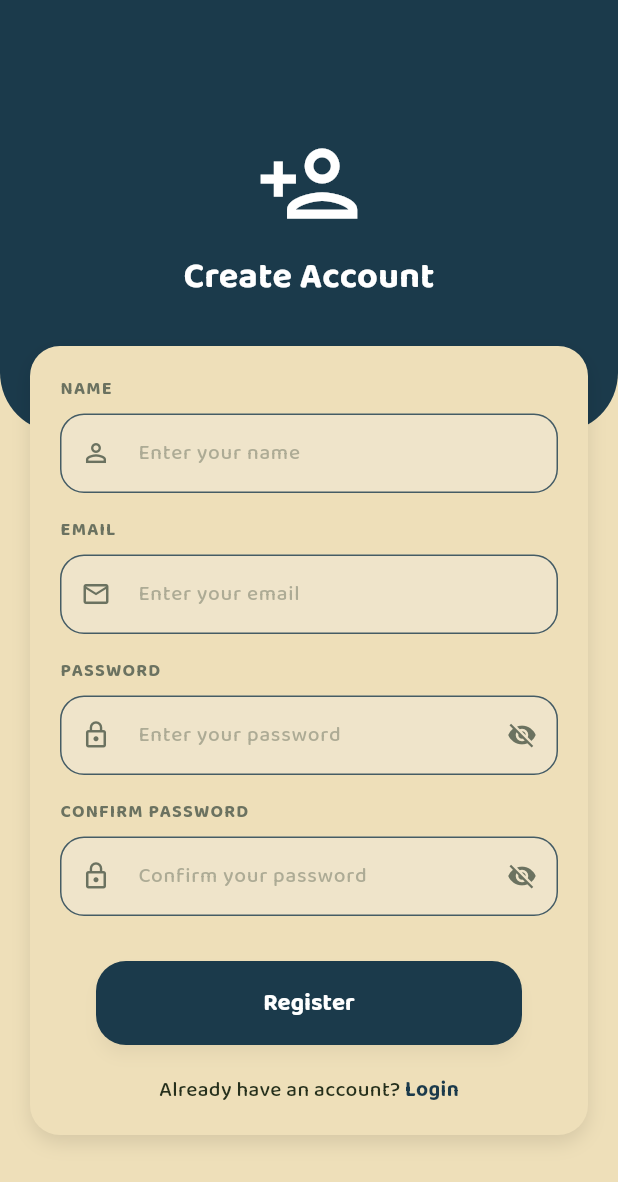
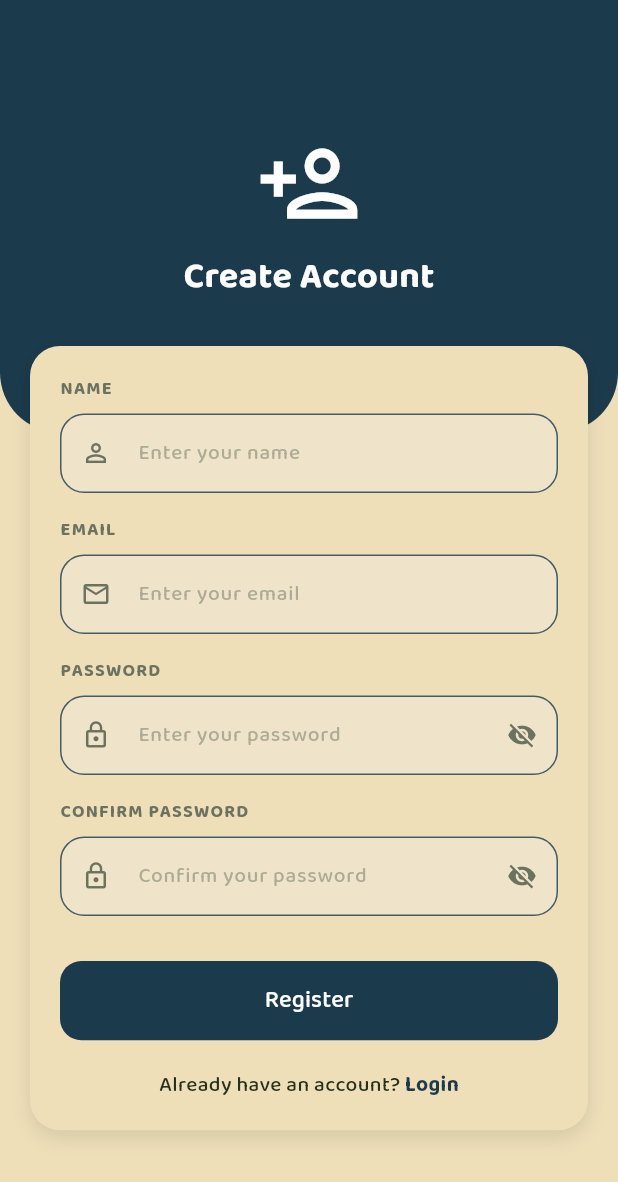
Before and after one commit to tokaahmed345/daleeli, a Flutter app: the RegisterScreen screen opened by its route, on a phone screen of 412 x 824 dp. Shown: the top 1182 px of the screen. Run offline on Flutter 3.47's test engine with Material 3 defaults, Android fonts, the phone set to English and light mode, and no system bars; our stand-ins replace bloc, cached_network_image, cloud_firestore, dartz, dio, equatable and 14 more; accounts and stored records are empty.

Commit message:
fix some error

```diff
--- a/lib/core/utils/widgets/custom_elevated_button.dart
+++ b/lib/core/utils/widgets/custom_elevated_button.dart
@@ -1,56 +1,72 @@
 import 'package:daleeli/core/utils/colors/app_colors.dart';
 import 'package:daleeli/core/utils/styles/app_style.dart';
 import 'package:flutter/material.dart';
+import 'package:flutter_screenutil/flutter_screenutil.dart';
 
 class CustomElevatedButton extends StatelessWidget {
-  final String text;
-  final VoidCallback onTap;
-  final  IconData? icon;
-  final Color ? backgroundColor;
-  final Color ? textColor;
-
-  const CustomElevatedButton( {
+  const CustomElevatedButton({
     super.key,
     required this.text,
-    required this.onTap,
-    this.icon,
-this.textColor,
-    this.backgroundColor,
+    this.onTap,
+    this.isLoading = false,
+    this.width,
+    this.height,
+    this.prefixIcon,
+    this.suffixIcon,
+    this.foreground,
+    this.background,
+    this.borderColor,
+    this.borderWidth,
   });
+
+  final String text;
+  final VoidCallback? onTap;
+  final bool isLoading;
+  final double? width;
+  final double? height;
+  final Widget? prefixIcon;
+  final Widget? suffixIcon;
+  final Color? foreground;
+  final Color? background;
+  final Color? borderColor;
+  final double? borderWidth;
 
   @override
   Widget build(BuildContext context) {
-    return Padding(
-      padding: const EdgeInsets.symmetric(horizontal: 24.0),
-      child: SizedBox(
-        width: double.infinity,
-        height: 56,
+    final Color buttonBackground = background ?? AppColors.primary;
+
+    final Color buttonForeground = foreground ?? AppColors.approveLightBg;
+
+    return SizedBox(
+      width: width ?? double.infinity,
+      height: height ?? 52.h,
       child: ElevatedButton(
-          onPressed: onTap,
+        onPressed: isLoading ? null : onTap,
         style: ElevatedButton.styleFrom(
-            backgroundColor:backgroundColor?? AppColors.primary,
-            elevation: 4,
-            shadowColor: AppColors.blackColor.withOpacity(0.2),
+          backgroundColor: buttonBackground,
+          disabledBackgroundColor: isLoading
+              ? buttonBackground
+              : AppColors.darkSurface,
+          foregroundColor: buttonForeground,
+          disabledForegroundColor: buttonForeground,
+          elevation: 0,
           shape: RoundedRectangleBorder(
-              borderRadius: BorderRadius.circular(20),
+            borderRadius: BorderRadius.circular(14.r),
+            side: borderColor != null
+                ? BorderSide(color: borderColor!, width: borderWidth ?? 1.5.w)
+                : BorderSide.none,
           ),
         ),
-          child: Row(
+        child: isLoading
+            ? Center(child: CircularProgressIndicator(color: buttonForeground))
+            : Row(
+                mainAxisSize: MainAxisSize.min,
                 mainAxisAlignment: MainAxisAlignment.center,
                 children: [
-              Text(
-                text,
-                style: AppStyle.text16.copyWith(
-color:textColor??AppColors.whiteColor ,
-                  fontWeight: FontWeight.bold,
-                ),
-              ),
-              if (icon != null) ...[
-                const SizedBox(width: 8),
-                Icon(icon, color: AppColors.whiteColor, size: 20),
+                  if (prefixIcon != null) ...[prefixIcon!, SizedBox(width: 8)],
+                  Text(text, style: AppStyle.text16),
+                  if (suffixIcon != null) ...[SizedBox(width: 8), suffixIcon!],
                 ],
-            ],
-          ),
               ),
       ),
     );
--- a/lib/feature/auth/presentation/screens/login/widgets/login_form.dart
+++ b/lib/feature/auth/presentation/screens/login/widgets/login_form.dart
@@ -33,7 +33,7 @@ class _LoginFormState extends State<LoginForm> {
     return BlocConsumer<  LoginCubit, LoginState>(
           listener: (context, state) {
         if (state is LoginSuccess) {
-                    Navigator.pushReplacementNamed(context, RoutesName.home);
+                    Navigator.pushReplacementNamed(context, RoutesName.main);
 
         } else if (state is LogInFailure) {
           showDialog(
@@ -82,9 +82,10 @@ class _LoginFormState extends State<LoginForm> {
                 },
               ),
               const SizedBox(height: 30),
-              state is LoginLoading
-                  ? const Center(child: CircularProgressIndicator())
-                  : CustomElevatedButton(
+
+                   CustomElevatedButton(
+                    isLoading:               state is LoginLoading
+,
                       text: 'Login',
                       onTap: () {
                         if (_formKey.currentState!.validate()) {
--- a/lib/feature/auth/presentation/screens/register/screens/widgets/register_screen_content.dart
+++ b/lib/feature/auth/presentation/screens/register/screens/widgets/register_screen_content.dart
@@ -222,18 +222,12 @@ class _RegisterScreenContentState extends State<RegisterScreenContent> {
                         ),
                         const SizedBox(height: 30),
 
-                        // زر التسجيل (يعرض علامة تحميل إذا كانت الحالة Loading)
-                        state is RegisterLoading
-                            ? const Center(
-                                child: CircularProgressIndicator(
-                                  color: AppColors.primary,
-                                ),
-                              )
-                            : CustomElevatedButton(
+                       CustomElevatedButton(
+                        isLoading: state is RegisterLoading
+,
                                 text: 'Register',
                                 onTap: () {
                                   if (_formKey.currentState!.validate()) {
-                                    // استدعاء الـ Cubit لإنشاء الحساب
                                     final requestModel = RegisterRequestModel(
                                       name: _nameController.text.trim(),
                                       email: _emailController.text.trim(),
--- a/lib/feature/home/presentation/screens/widgets/home_screen_content.dart
+++ b/lib/feature/home/presentation/screens/widgets/home_screen_content.dart
@@ -1,4 +1,5 @@
 import 'package:daleeli/core/utils/assets/app_assets.dart';
+import 'package:daleeli/core/utils/widgets/app_animation.dart';
 import 'package:daleeli/core/utils/widgets/error_state_widget.dart';
 import 'package:daleeli/feature/home/presentation/cubit/places_cubit.dart';
 import 'package:daleeli/feature/home/presentation/cubit/places_state.dart';
@@ -14,7 +15,8 @@ class HomeScreenContent extends StatelessWidget {
 
   @override
   Widget build(BuildContext context) {
-    return Container(
+    return AppAnimation.detailEntrance(
+      child: Container(
         decoration: BoxDecoration(
           image: DecorationImage(
             image: AssetImage(AppAssets.background),
@@ -38,9 +40,7 @@ class HomeScreenContent extends StatelessWidget {
                 },
                 child: CustomScrollView(
                   slivers: [
-                  const SliverToBoxAdapter(
-                    child: HomeSearchHeader(),
-                  ),
+                    const SliverToBoxAdapter(child: HomeSearchHeader()),
                     SliverToBoxAdapter(
                       child: CustomFiltersSection(
                         selectedGovernorate: selectedGov,
@@ -63,15 +63,14 @@ class HomeScreenContent extends StatelessWidget {
                         child: ErrorStateWidget(message: state.message),
                       )
                     else
-                    const SliverFillRemaining(
-                      child: SizedBox.shrink(),
-                    ),
+                      const SliverFillRemaining(child: SizedBox.shrink()),
                   ],
                 ),
               );
             },
           ),
         ),
+      ),
     );
   }
 }
--- a/lib/feature/home/presentation/screens/widgets/place_details/tabs/honest_tab.dart
+++ b/lib/feature/home/presentation/screens/widgets/place_details/tabs/honest_tab.dart
@@ -5,6 +5,7 @@ import 'package:daleeli/feature/ai_honest_review/presentation/cubit/honest_truth
 import 'package:flutter/material.dart';
 import 'package:flutter_bloc/flutter_bloc.dart';
 import 'package:flutter_screenutil/flutter_screenutil.dart';
+import 'package:flutter_spinkit/flutter_spinkit.dart';
 
 class HonestTruthTabWidget extends StatelessWidget {
   const HonestTruthTabWidget({
@@ -20,13 +21,17 @@ class HonestTruthTabWidget extends StatelessWidget {
   Widget build(BuildContext context) {
     return AppAnimation.detailEntrance(
       delay: 100,
+      child: SingleChildScrollView(
+        padding: EdgeInsets.only(bottom: 100.h),
+
         child: Padding(
           padding: EdgeInsets.symmetric(horizontal: 20.w),
           child: RepaintBoundary(
             child: BlocBuilder<HonestTruthCubit, HonestTruthState>(
               builder: (context, state) {
-              if (state is HonestTruthLoading || state is HonestTruthInitial) {
-                return Center(child: const CircularProgressIndicator());
+                if (state is HonestTruthLoading ||
+                    state is HonestTruthInitial) {
+                  return Center(child: SpinKitPulse(color: AppColors.primary));
                 }
 
                 return Container(
@@ -112,11 +117,10 @@ class HonestTruthTabWidget extends StatelessWidget {
             ),
           ),
         ),
+      ),
     );
   }
 }
-
-
 
 class HonestTruthBulletPoint extends StatelessWidget {
   final String text;
--- a/lib/feature/on_boarding/presentation/screens/widgets/on_boarding_screen_content.dart
+++ b/lib/feature/on_boarding/presentation/screens/widgets/on_boarding_screen_content.dart
@@ -108,8 +108,8 @@ class _OnBoardingScreenContentState extends State<OnBoardingScreenContent> {
                   width: double.infinity,
                   height: 50,
                   child: CustomElevatedButton(
-                    textColor: AppColors.blackColor,
-                    backgroundColor: AppColors.primary,
+                    foreground: AppColors.blackColor,
+                    background: AppColors.primary,
                     onTap: () {
                       if (_currentIndex < _pages.length - 1) {
                         _pageController.nextPage(
--- a/lib/feature/profile/presentation/screens/widgets/profile_screen_content.dart
+++ b/lib/feature/profile/presentation/screens/widgets/profile_screen_content.dart
@@ -3,6 +3,7 @@ import 'package:daleeli/core/utils/colors/app_colors.dart';
 import 'package:daleeli/core/utils/dependency_injection/service_locator.dart';
 import 'package:daleeli/core/utils/helper/profile_helper.dart';
 import 'package:daleeli/core/utils/styles/app_style.dart';
+import 'package:daleeli/core/utils/widgets/app_animation.dart';
 import 'package:daleeli/core/utils/widgets/custom_elevated_button.dart';
 import 'package:daleeli/feature/profile/presentation/screens/widgets/profile_menu_card.dart';
 import 'package:firebase_auth/firebase_auth.dart';
@@ -15,7 +16,8 @@ class ProfileScreenContent extends StatelessWidget {
   Widget build(BuildContext context) {
     final user = getIt.get<FirebaseAuth>().currentUser;
 
-    return Container(
+    return AppAnimation.detailEntrance(
+      child: Container(
         width: double.infinity,
         height: double.infinity,
         decoration: BoxDecoration(
@@ -43,7 +45,7 @@ class ProfileScreenContent extends StatelessWidget {
                     ),
                     const SizedBox(height: 12),
                     Text(
-user?.displayName??"",
+                      user?.displayName ?? "",
                       style: AppStyle.text20.copyWith(
                         color: AppColors.charcoal,
                         fontWeight: FontWeight.bold,
@@ -90,6 +92,7 @@ user?.displayName??"",
             ],
           ),
         ),
+      ),
     );
   }
 }
```
Lines whose indentation alone changed are shown as unchanged.
